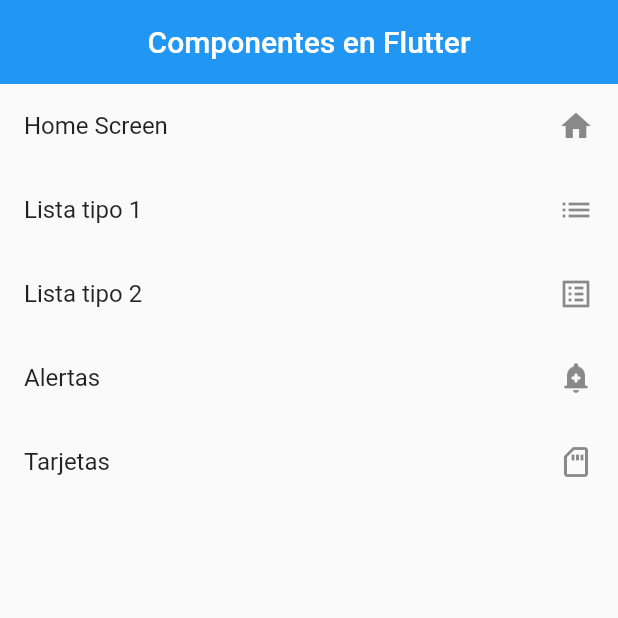
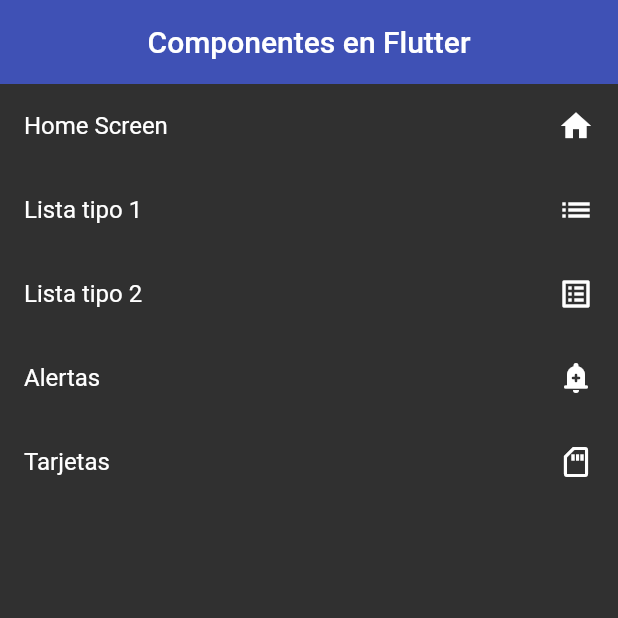
Before and after one commit to apacoder/curso-flutter, a Flutter app: the screen it shows after launch, on a phone screen of 412 x 824 dp, the top half of it. Run offline on Flutter 3.47's test engine with Material 2 defaults, Android fonts, the phone set to English and light mode, and no system bars.

Commit message:
themeData added

```diff
--- a/lib/curso/2_widgets/home_screen.dart
+++ b/lib/curso/2_widgets/home_screen.dart
@@ -11,17 +11,12 @@ class HomeScreen extends StatelessWidget {
       appBar: AppBar(
         title: const Text('Componentes en Flutter'),
         centerTitle: true,
-        elevation: 0,
       ),
       body: ListView.builder(
         itemBuilder: (context, i) => ListTile(
           title: Text(options[i].name),
           trailing: Icon(options[i].icon),
           onTap: () {
-            // final route = MaterialPageRoute(
-            //   builder: (context) => const ListView1Screen(),
-            // );
-            // Navigator.push(context, route);
             Navigator.pushNamed(context, options[i].route);
           },
         ),
--- a/lib/curso/2_widgets/listview1_screen.dart
+++ b/lib/curso/2_widgets/listview1_screen.dart
@@ -16,7 +16,6 @@ class ListView1Screen extends StatelessWidget {
       appBar: AppBar(
         title: const Text('ListView Tipo 1'),
         centerTitle: true,
-        elevation: 0,
       ),
       body: ListView(
         children: [
--- a/lib/curso/2_widgets/listview2_screen.dart
+++ b/lib/curso/2_widgets/listview2_screen.dart
@@ -10,15 +10,12 @@ class ListView2Screen extends StatelessWidget {
       appBar: AppBar(
         title: const Text('ListView Tipo 2'),
         centerTitle: true,
-        elevation: 0,
-        backgroundColor: Colors.indigo,
       ),
       body: ListView.builder(
         itemBuilder: (context, index) => ListTile(
           title: Text(options[index]),
           trailing: const Icon(
             Icons.arrow_forward_ios_outlined,
-            color: Colors.indigo,
           ),
           onTap: () {
             print(options[index]);
--- a/lib/main.dart
+++ b/lib/main.dart
@@ -17,6 +17,11 @@ class MyApp extends StatelessWidget {
       initialRoute: AppRoute.initialRoute,
       routes: AppRoute.getAppRoutes(),
       onGenerateRoute: AppRoute.onGenerateRoute,
+      theme: ThemeData.dark().copyWith(
+        primaryColor: Colors.indigo,
+        appBarTheme:
+            const AppBarTheme(backgroundColor: Colors.indigo, elevation: 0),
+      ),
     );
   }
 }
--- a/lib/whatsapp/whatsapp.dart
+++ b/lib/whatsapp/whatsapp.dart
@@ -8,7 +8,6 @@ class WhatsApp extends StatelessWidget {
   Widget build(BuildContext context) {
     return Scaffold(
       appBar: AppBar(
-        elevation: 0,
         backgroundColor: Colors.green,
         title: Row(
           children: const [
@@ -41,7 +40,6 @@ class MessageView extends StatelessWidget {
     return SizedBox(
       height: 80,
       child: Card(
-        elevation: 2,
         child: ListTile(
           leading: Container(
               decoration: const BoxDecoration(
```
